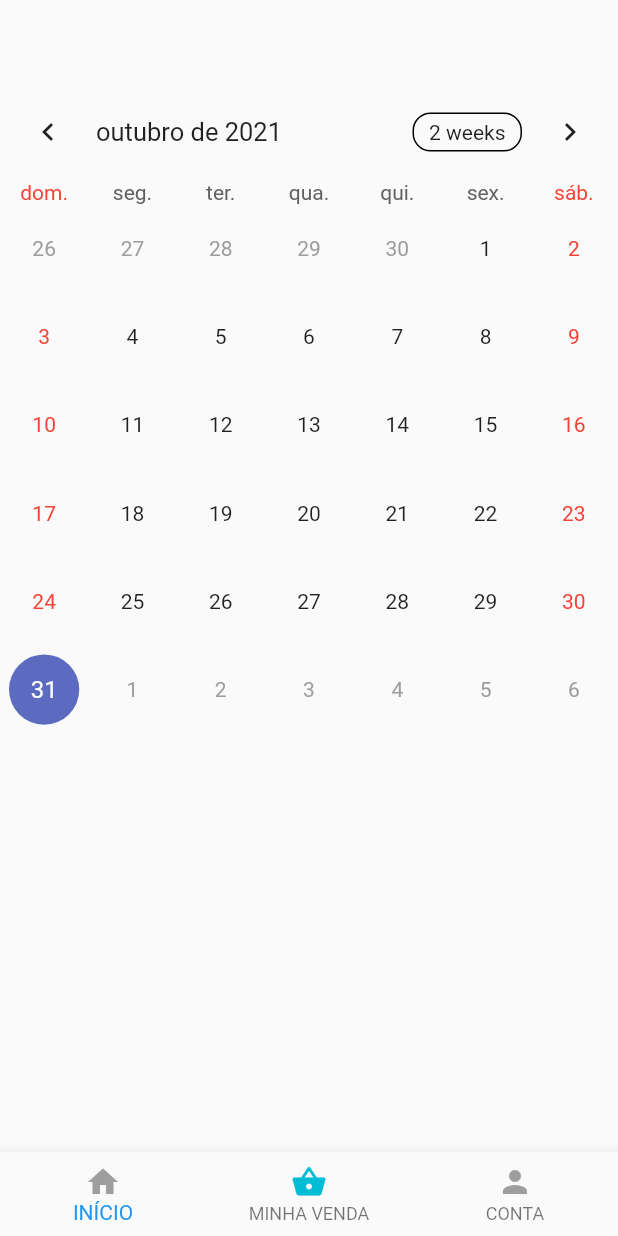
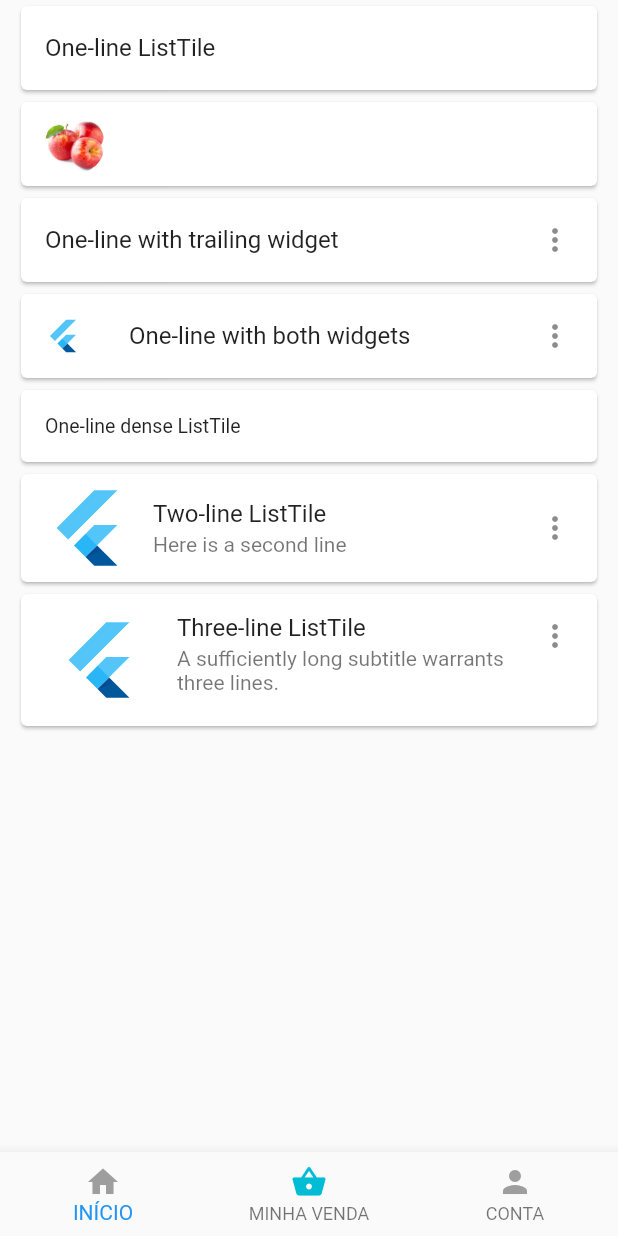
Before and after one commit to fertmarana/shehacksbr2021, a Flutter app: the screen it shows after launch, item 2 of the bottom bar chosen, on a phone screen of 412 x 824 dp. Run offline on Flutter 3.47's test engine with Material 2 defaults, Android fonts, the phone set to English and light mode, and no system bars; drawn by our look-alikes of table_calendar; missing offline and left inert: multi_select_item.

Commit message:
secondCommit

```diff
--- a/lib/CentralPage.dart
+++ b/lib/CentralPage.dart
@@ -1,8 +1,6 @@
 import 'package:flutter/material.dart';
 import 'package:foodrone/classes_definicao/ColetaAgendada.dart';
-import 'package:foodrone/app_usuarios_moradores/display_agendamentos.dart';
 import 'package:foodrone/PageView_produtos.dart';
-import 'package:foodrone/app_usuarios_moradores/AgendarColeta_Pag1.dart';
 
 import 'dart:convert';
 import 'package:flutter/services.dart' show rootBundle;
@@ -132,7 +130,7 @@ Widget build(BuildContext context) {
           ),
 
           SizedBox(height: 10.0),
-          PageView_dicas(),
+          PageView_produtos(),
           SizedBox(height: 20.0),
 
           Container(
@@ -145,10 +143,10 @@ Widget build(BuildContext context) {
               decoration: BoxDecoration(
                 //color: Color(0xffb714365),
                 color: Colors.red,
-                //image: new DecorationImage(
+                image: new DecorationImage(
 
-                  //image: new ExactAssetImage('imagens/bananan.png'),
-                 // scale: 1,),
+                  image: new ExactAssetImage('imagens/saldo.png'),
+                  scale: 1,),
 
                 border: Border.all(
                   color: Colors.black,
--- /dev/null
+++ b/lib/MeuCarrinho.dart
@@ -0,0 +1,84 @@
+import 'package:flutter/material.dart';
+import 'tabItem.dart';
+import 'bottomNavigation.dart';
+import 'package:foodrone/CentralPage.dart';
+import 'package:foodrone/minhaConta.dart';
+
+class MeuCarrinho extends StatefulWidget {
+  _MeuCarrinho createState() => _MeuCarrinho();
+}
+
+class _MeuCarrinho extends State<MeuCarrinho> {
+
+  @override
+  void initState() {
+    // TODO: implement initState
+    super.initState();
+  }
+
+  @override
+  Widget build(BuildContext context) {
+    return Align(
+        alignment: Alignment.topCenter,
+        child: Container(
+        height: 700.0,
+        width: 400.0,
+        margin: EdgeInsets.symmetric(horizontal: 10.0),
+          child: ListView(
+            children: const <Widget>[
+              Card(child: ListTile(title: Text('One-line ListTile'))),
+              Card(
+                child: ListTile(
+                  leading: CircleAvatar(
+                      //height: 100.0,
+                     // width: 100.0, // fixed width and height
+                    backgroundImage: AssetImage('imagens/apple.png'),
+                    backgroundColor: Colors.white,
+                  )
+                ),
+              ),
+              Card(
+                child: ListTile(
+                  title: Text('One-line with trailing widget'),
+                  trailing: Icon(Icons.more_vert),
+                ),
+              ),
+              Card(
+                child: ListTile(
+                  leading: FlutterLogo(),
+                  title: Text('One-line with both widgets'),
+                  trailing: Icon(Icons.more_vert),
+                ),
+              ),
+              Card(
+                child: ListTile(
+                  title: Text('One-line dense ListTile'),
+                  dense: true,
+                ),
+              ),
+              Card(
+                child: ListTile(
+                  leading: FlutterLogo(size: 56.0),
+                  title: Text('Two-line ListTile'),
+                  subtitle: Text('Here is a second line'),
+                  trailing: Icon(Icons.more_vert),
+                ),
+              ),
+              Card(
+                child: ListTile(
+                  leading: FlutterLogo(size: 72.0),
+                  title: Text('Three-line ListTile'),
+                  subtitle: Text(
+                      'A sufficiently long subtitle warrants three lines.'
+                  ),
+                  trailing: Icon(Icons.more_vert),
+                  isThreeLine: true,
+                ),
+              ),
+            ],
+          ),
+
+    ),
+    );
+  }
+}
--- a/lib/PageView_produtos.dart
+++ b/lib/PageView_produtos.dart
@@ -1,12 +1,12 @@
 import 'package:flutter/material.dart';
 import 'dart:async';
 
-class PageView_dicas extends StatefulWidget {
+class PageView_produtos extends StatefulWidget {
   @override
-  _PageView_dicas createState() => _PageView_dicas();
+  _PageView_produtos createState() => _PageView_produtos();
 }
 
-class _PageView_dicas extends State<PageView_dicas> {
+class _PageView_produtos extends State<PageView_produtos> {
 
   var controller = PageController(
     viewportFraction:  2 / 3 ,
--- a/lib/app.dart
+++ b/lib/app.dart
@@ -1,9 +1,9 @@
 import 'package:flutter/material.dart';
 import 'tabItem.dart';
-import 'app_usuarios_moradores/bottomNavigation.dart';
+import 'bottomNavigation.dart';
 import 'package:foodrone/CentralPage.dart';
-import 'package:foodrone/app_usuarios_moradores/agenda_morador.dart';
-import 'package:foodrone/app_usuarios_moradores/minhaConta_morador.dart';
+import 'package:foodrone/MeuCarrinho.dart';
+import 'package:foodrone/minhaConta.dart';
 
 class App extends StatefulWidget {
   @override
@@ -27,7 +27,7 @@ class AppState extends State<App> {
       icon: Icons.shopping_basket,
       page: //TestWrite(),
       //writeJsonfile(),
-      agenda_morador(),
+      MeuCarrinho(),
     ),
     TabItem(
       tabName: "CONTA",
--- a/lib/app_usuarios_moradores/agenda_morador.dart
+++ /dev/null
@@ -1,76 +0,0 @@
-import 'package:flutter/material.dart';
-import 'package:table_calendar/table_calendar.dart';
-import 'package:shared_preferences/shared_preferences.dart';
-import 'dart:math';
-
-// This Screen is not fully implemented yet but it was intented to show
-// the waste collection apointments of the residents.
-
-class agenda_morador extends StatefulWidget {
-  @override
-  _agenda_morador createState() => _agenda_morador();
-}
-
-class _agenda_morador extends State<agenda_morador> {
-  CalendarController _controller = CalendarController();
-  Map<DateTime, List> _events;
-
-
-  @override
-  void initState() {
-    // TODO: implement initState
-    super.initState();
-    _controller = CalendarController();
-    _events = {
-      DateTime.utc(2019, 11, 5, 12): ['Event 1'],
-      DateTime.utc(2019, 11, 6, 12): ['Event 2'],
-    };
-  }
-
-  @override
-  void dispose() {
-    _controller.dispose();
-    super.dispose();
-  }
-
-  void _addEvent() {
-    final random = Random();
-    final randomValue = random.nextInt(99) + 1;
-
-    final day = _controller.selectedDay;
-    final event = 'Random event $randomValue';
-
-    setState(() {
-      _events.update(
-        day,
-            (previousEvents) => previousEvents..add(event),
-        ifAbsent: () => [event],
-      );
-    });
-  }
-
-
-  @override
-  Widget build(BuildContext context) {
-    return Scaffold(
-        appBar: AppBar(
-          elevation: 0,
-         backgroundColor: Colors.transparent,
-          title: const Text('',
-              style: TextStyle(color: Colors.white, fontWeight: FontWeight.bold)
-          ),
-      ),
-      body: Container(
-        alignment: Alignment(1.0,1.0),
-        child: Column(
-        children: <Widget>[
-          TableCalendar(
-              locale: 'pt_br',
-              calendarController: _controller,
-          ),
-        ],
-        )
-      )
-    );
-  }
-}
--- a/lib/app_usuarios_moradores/bottomNavigation.dart
+++ b/lib/bottomNavigation.dart
@@ -1,6 +1,6 @@
-import '../app.dart';
+import 'app.dart';
 import 'package:flutter/material.dart';
-import '../tabItem.dart';
+import 'tabItem.dart';
 
 class BottomNavigation extends StatelessWidget {
   BottomNavigation({
--- a/pubspec.yaml
+++ b/pubspec.yaml
@@ -66,6 +66,7 @@ flutter:
     - imagens/
     - imagens/maça.png
     - imagens/bananan.png
+    - imagens/saldo.png
     - assets/Agendamento.json
     - assets/AgendamentosdoDia.json
     - assets/ColetasdoDia.json
```
Also changed, not shown: imagens/saldo.png (added), lib/minhaConta.dart (renamed from lib/app_usuarios_moradores/minhaConta_morador.dart).
